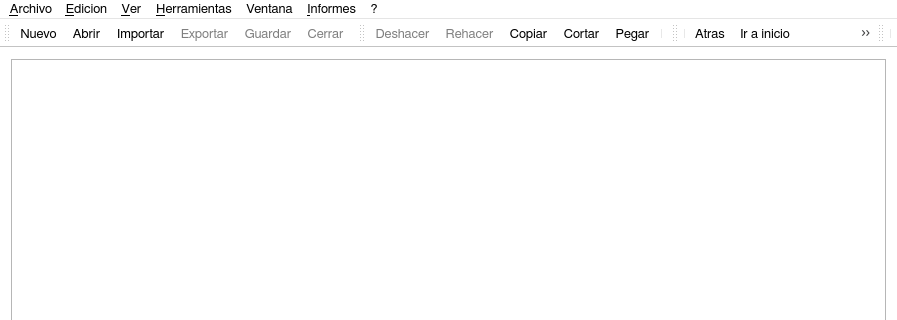
First picture: the form in Ui/mainwindow.ui, repository exodehm/SDMed2, before the edit; both pictures show x 0 to 897 and y 0 to 320 of the 897 by 591 pixel window.
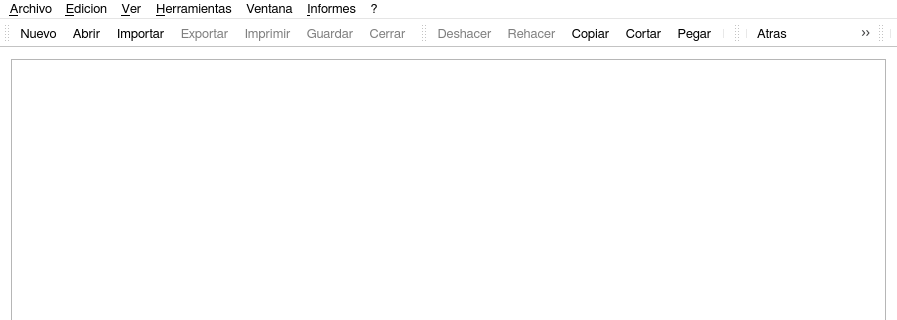
Second picture: the form after the edit. Icons and pictures are not drawn.

Commit message: Se añade el boton y funcion para imprimir a falta de desarrollo real

Patch:
```diff
--- a/Ui/mainwindow.ui
+++ b/Ui/mainwindow.ui
@@ -576,6 +576,9 @@
    <addaction name="menu"/>
   </widget>
   <widget class="QToolBar" name="BarraPrincipal">
+   <property name="enabled">
+    <bool>true</bool>
+   </property>
    <attribute name="toolBarArea">
     <enum>TopToolBarArea</enum>
    </attribute>
@@ -586,6 +589,7 @@
    <addaction name="actionAbrirBBDD"/>
    <addaction name="actionImportar"/>
    <addaction name="actionExportar"/>
+   <addaction name="actionImprimir"/>
    <addaction name="actionGuardar"/>
    <addaction name="actionCerrar"/>
   </widget>
@@ -997,6 +1001,24 @@
     <string>ExportarBC3</string>
    </property>
   </action>
+  <action name="actionImprimir">
+   <property name="enabled">
+    <bool>false</bool>
+   </property>
+   <property name="icon">
+    <iconset resource="../recursos.qrc">
+     <normaloff>:/images/imprimir.png</normaloff>:/images/imprimir.png</iconset>
+   </property>
+   <property name="text">
+    <string>Imprimir</string>
+   </property>
+   <property name="toolTip">
+    <string>Imprimir</string>
+   </property>
+   <property name="shortcut">
+    <string>Ctrl+P</string>
+   </property>
+  </action>
  </widget>
  <layoutdefault spacing="6" margin="11"/>
  <resources>
```
The commit also changes 5 other files.
